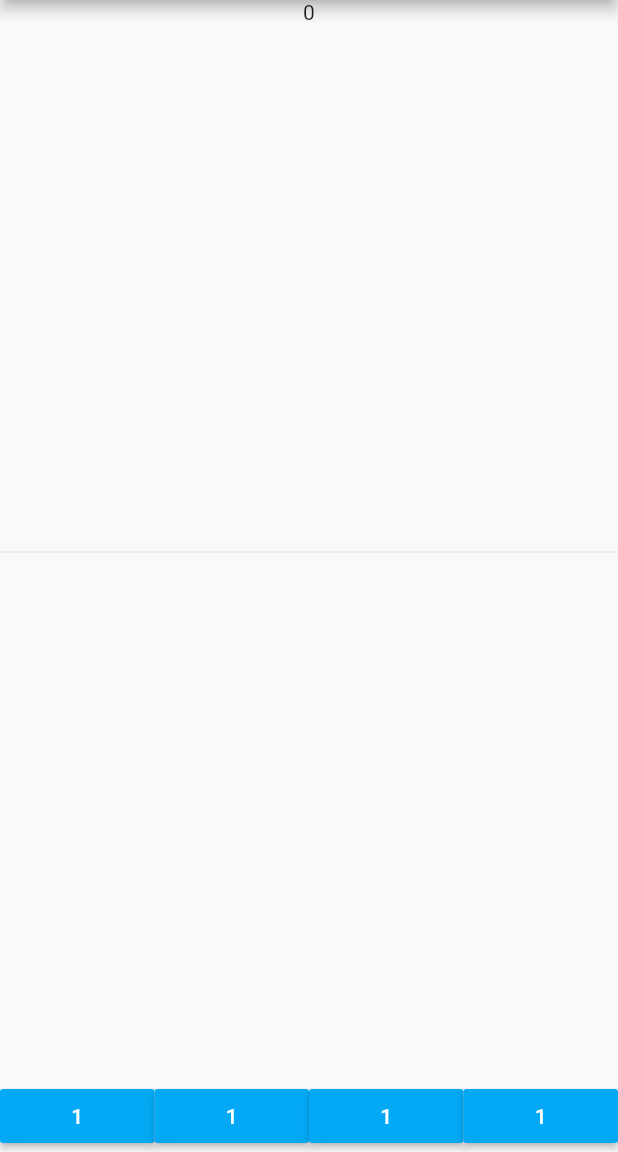
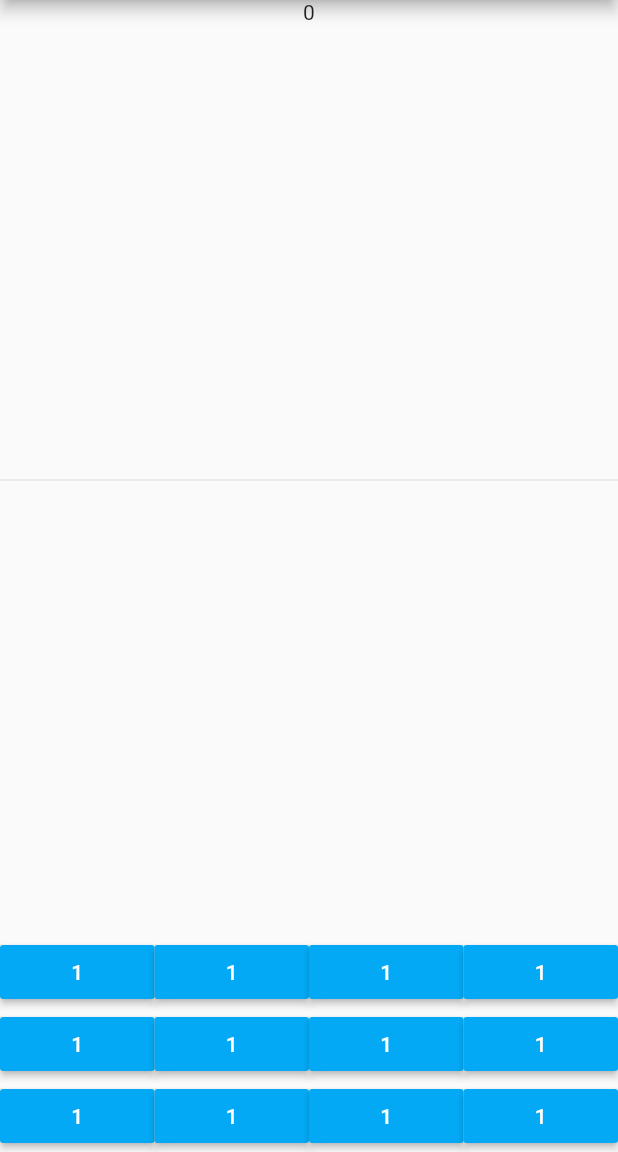
Before and after one commit to ohalliday/calculator-flutter, a Flutter app: the screen it shows after launch, on a phone screen of 412 x 824 dp, the part 84-1236 px from its top. Run offline on Flutter 3.47's test engine with Material 2 defaults, Android fonts, the phone set to English and light mode, and no system bars.

Commit message:
Wrapped the Row widget in a column and made multiple rows

```diff
--- a/lib/main.dart
+++ b/lib/main.dart
@@ -54,6 +54,25 @@ class _MyHomePageState extends State<MyHomePage> {
             child: new Divider(),
           ),
 
+          Column(
+            children: [
+              Row(
+                  children: [
+                    newButton(),
+                    newButton(),
+                    newButton(),
+                    newButton(),
+              ],
+        ),
+
+                Row(
+                  children: [
+                    newButton(),
+                    newButton(),
+                    newButton(),
+                    newButton(),
+              ],
+        ),
                 Row(
                   children: [
                     newButton(),
@@ -63,6 +82,8 @@ class _MyHomePageState extends State<MyHomePage> {
               ],
         ),
             ],
+          ),
+      ],
     )
     )
     );
```
Lines whose indentation alone changed are shown as unchanged.
